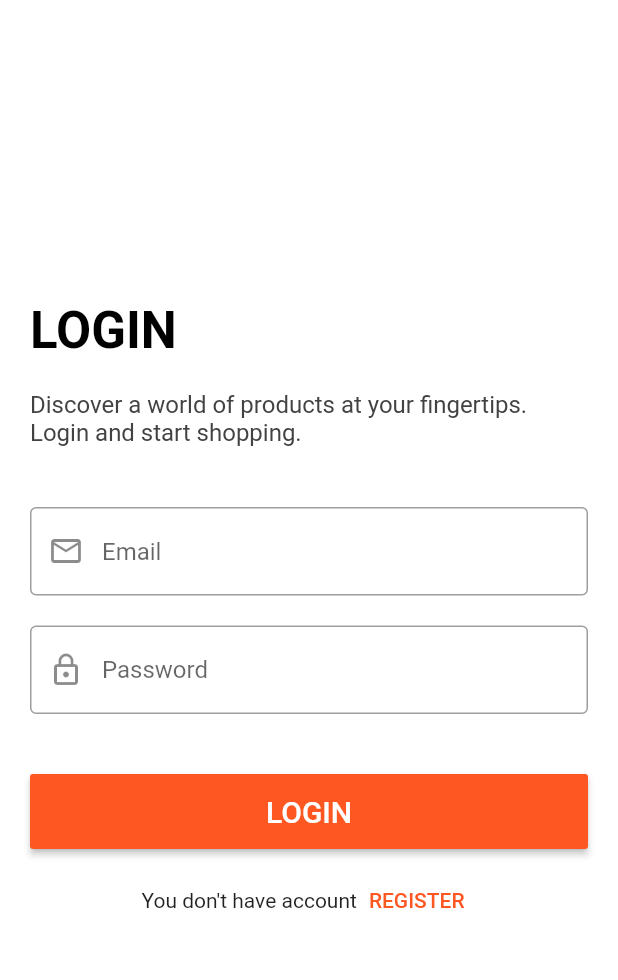
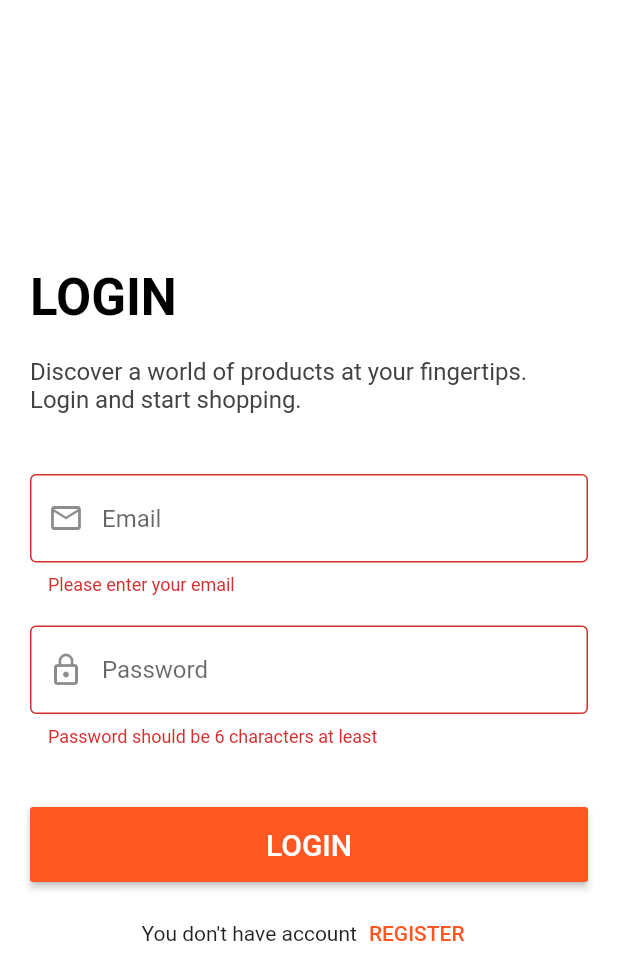
Before and after one commit to Aseel-Mohtaseb/shop-app, a Flutter app: the LoginScreen screen opened directly, after a tap on "LOGIN", on a phone screen of 412 x 824 dp. Shown: the top 980 px of the screen. Run offline on Flutter 3.47's test engine with Material 2 defaults, Android fonts, the phone set to English and light mode, and no system bars; our stand-ins replace bloc, dio, flutter_bloc, hexcolor, smooth_page_indicator.

Commit message:
user login with email and pw

```diff
--- a/lib/modules/login/cubit/cubit.dart
+++ b/lib/modules/login/cubit/cubit.dart
@@ -1,12 +1,27 @@
 import 'package:bloc/bloc.dart';
 import 'package:flutter_bloc/flutter_bloc.dart';
 import 'package:shop_app/modules/login/cubit/states.dart';
+import 'package:shop_app/shared/network/remote/dio_helper.dart';
+import 'package:shop_app/shared/network/remote/end_points.dart';
 
 class LoginCubit extends Cubit<LoginStates> {
   LoginCubit() : super(LoginInitialState());
 
   static LoginCubit get(context) => BlocProvider.of(context);
 
-
-
+  void userLogin({
+    required String email,
+    required String password,
+  }) {
+    emit(LoginLoadingState());
+    DioHelper.postData(url: LOGIN, data: {
+      'email': email,
+      'password': password,
+    }).then((value) {
+      print(value);
+      emit(LoginSuccessState());
+    }).catchError((error) {
+      emit(LoginErrorState(error.toString()));
+    });
+  }
 }
--- a/lib/modules/login/login_screen.dart
+++ b/lib/modules/login/login_screen.dart
@@ -6,6 +6,9 @@ import 'package:shop_app/modules/login/cubit/states.dart';
 import 'package:shop_app/shared/styles/colors.dart';
 
 class LoginScreen extends StatelessWidget {
+
+  var loginFormKey = GlobalKey<FormState>();
+
   var emailController = TextEditingController();
   var passwordController = TextEditingController();
 
@@ -14,29 +17,35 @@ class LoginScreen extends StatelessWidget {
     return BlocProvider(
       create: (BuildContext context) => LoginCubit(),
       child: BlocConsumer<LoginCubit, LoginStates>(
-        listener: (BuildContext context, LoginStates state){},
-        builder: (BuildContext context, LoginStates state){
+        listener: (BuildContext context, LoginStates state) {},
+        builder: (BuildContext context, LoginStates state) {
+          var loginCubit = LoginCubit.get(context);
           return Scaffold(
             body: Center(
               child: SingleChildScrollView(
                 child: Padding(
                   padding: const EdgeInsets.all(20.0),
+                  child: Form(
+                    key: loginFormKey,
                     child: Column(
                       crossAxisAlignment: CrossAxisAlignment.start,
                       children: [
                         Text(
                           'LOGIN',
-                        style: Theme.of(context)
+                          style: Theme
+                              .of(context)
                               .textTheme
                               .headline4!
-                            .copyWith(color: Colors.black, fontWeight: FontWeight.bold),
+                              .copyWith(color: Colors.black,
+                              fontWeight: FontWeight.bold),
                         ),
                         SizedBox(
                           height: 20,
                         ),
                         Text(
                           'Discover a world of products at your fingertips. Login and start shopping.',
-                        style: Theme.of(context)
+                          style: Theme
+                              .of(context)
                               .textTheme
                               .subtitle1!
                               .copyWith(color: Colors.grey[800]),
@@ -67,8 +76,8 @@ class LoginScreen extends StatelessWidget {
                           keyboardType: TextInputType.visiblePassword,
                           obscureText: true,
                           validator: (value) {
-                          if (value == null || value.isEmpty) {
-                            return 'Password should be 8 characters at least';
+                            if (value == null || value.length < 6) {
+                              return 'Password should be 6 characters at least';
                             }
                             return null;
                           },
@@ -82,7 +91,15 @@ class LoginScreen extends StatelessWidget {
                           height: 40,
                         ),
                         MaterialButton(
-                        onPressed: () {},
+                          onPressed: () {
+                            if (loginFormKey.currentState!.validate()){
+                              print('validate');
+                              loginCubit.userLogin(email: emailController.text,
+                                  password: passwordController.text);
+                            }
+                            // print('not valid');
+
+                          },
                           child: Text(
                             'LOGIN',
                             style: TextStyle(color: Colors.white, fontSize: 20),
@@ -109,6 +126,7 @@ class LoginScreen extends StatelessWidget {
                   ),
                 ),
               ),
+            ),
           );
         },
       ),
--- a/lib/shared/network/remote/dio_helper.dart
+++ b/lib/shared/network/remote/dio_helper.dart
@@ -4,13 +4,39 @@ import 'package:shop_app/shared/network/remote/end_points.dart';
 class DioHelper {
   static late Dio dio;
 
-  static init(){
+  static init() {
     dio = Dio(
       BaseOptions(
-        baseUrl: baseUrl,
-        receiveDataWhenStatusError: true,
-      ),
+          baseUrl: baseUrl,
+          receiveDataWhenStatusError: true,
+          headers: {'Content-Type': 'application/json'}),
     );
   }
 
+  static Future<Response> getData({
+    required String url,
+    Map<String, dynamic>? query,
+    String lang = 'ar',
+    String? token,
+  }) async {
+    dio.options.headers = {
+      'lang': lang,
+      'Authorization': token,
+    };
+    return await dio.get(url, queryParameters: query);
+  }
+
+  static Future<Response> postData({
+    required String url,
+    required Map<String, dynamic> data,
+    Map<String, dynamic>? query,
+    String lang = 'ar',
+    String? token,
+  }) async {
+    dio.options.headers = {
+      'lang': lang,
+      'Authorization': token,
+    };
+    return await dio.post(url, data: data, queryParameters: query);
+  }
 }
```
Lines whose indentation alone changed are shown as unchanged.
